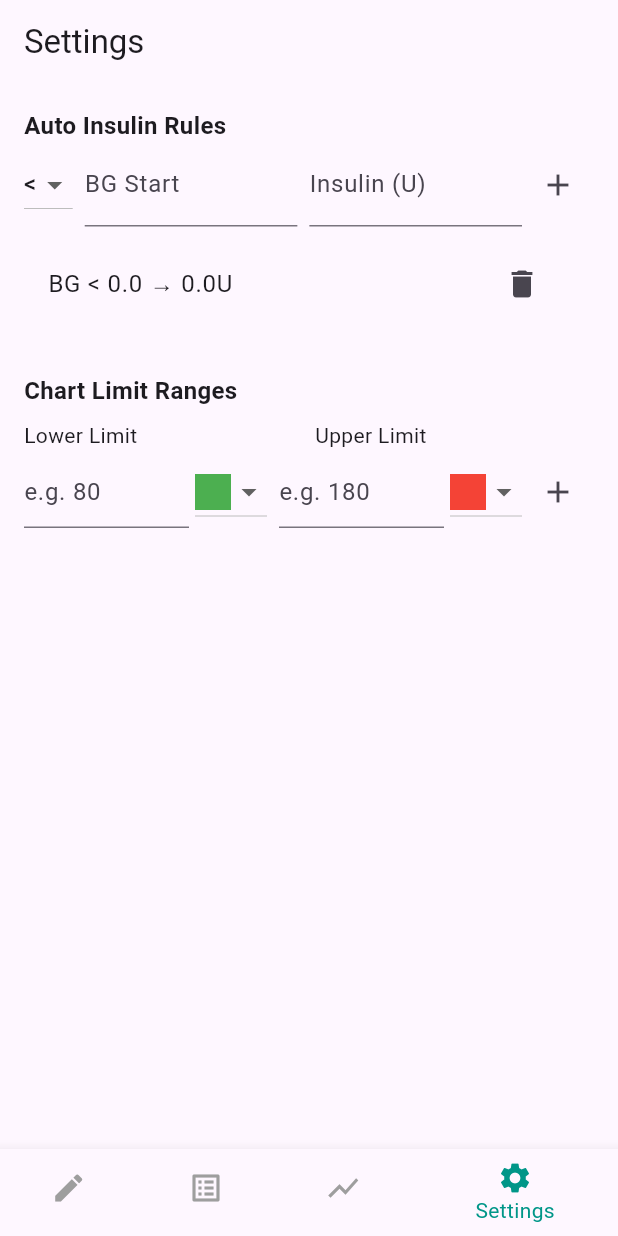
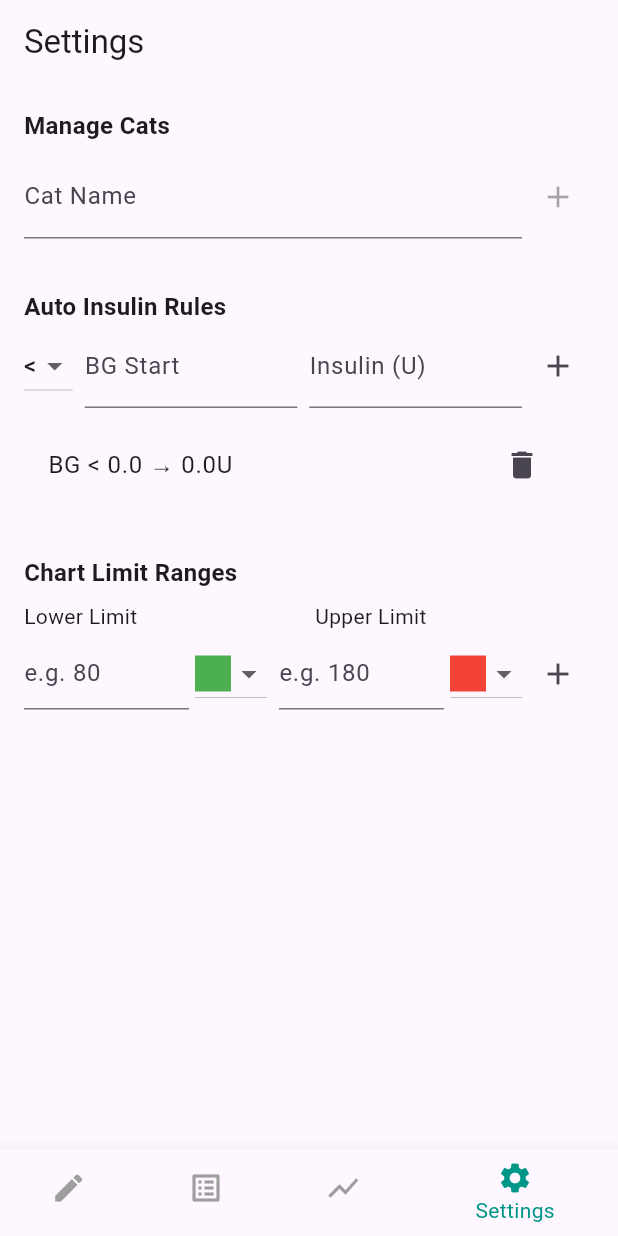
Before and after one commit to markcqhsu/cat_blood_tracker_0416_2, a Flutter app: the screen it shows after launch, item 4 of the bottom bar chosen, after a tap on the "add" icon, on a phone screen of 412 x 824 dp. Run offline on Flutter 3.47's test engine with Material 3 defaults, Android fonts, the phone set to English and light mode, and no system bars; our stand-ins replace fl_chart; accounts and stored records are empty.

Commit message:
增加貓咪選擇功能

```diff
--- a/lib/main.dart
+++ b/lib/main.dart
@@ -3,7 +3,7 @@ import 'package:provider/provider.dart';
 import 'app.dart';
 import 'providers/entry_provider.dart';
 import 'providers/settings_provider.dart';
-// import 'package:cat_blood_tracker_0416/providers/settings_provider.dart';
+import 'providers/cat_provider.dart';
 
 void main() {
   FlutterError.onError = (FlutterErrorDetails details) {
@@ -14,6 +14,7 @@ void main() {
   runApp(
     MultiProvider(
       providers: [
+        ChangeNotifierProvider(create: (_) => CatProvider()),
         ChangeNotifierProvider(create: (_) => EntryProvider()),
         ChangeNotifierProvider(create: (_) => SettingsProvider()),
       ],
--- a/lib/models/glucose_entry.dart
+++ b/lib/models/glucose_entry.dart
@@ -6,6 +6,7 @@ class GlucoseEntry {
   final int bloodGlucose;
   final double insulinDose;
   final double? weight;
+  final String catID;
 
   GlucoseEntry({
     String? id,
@@ -13,6 +14,7 @@ class GlucoseEntry {
     required this.bloodGlucose,
     required this.insulinDose,
     this.weight,
+    required this.catID,
   }) : id = id ?? const Uuid().v4();
 
   factory GlucoseEntry.fromJson(Map<String, dynamic> json) {
@@ -22,6 +24,7 @@ class GlucoseEntry {
       bloodGlucose: json['bloodGlucose'],
       insulinDose: json['insulinDose'].toDouble(),
       weight: json['weight'] != null ? (json['weight'] as num).toDouble() : null,
+      catID: json['catID'],
     );
   }
 
@@ -32,6 +35,7 @@ class GlucoseEntry {
       'bloodGlucose': bloodGlucose,
       'insulinDose': insulinDose,
       'weight': weight,
+      'catID': catID,
     };
   }
 }
--- /dev/null
+++ b/lib/providers/cat_provider.dart
@@ -0,0 +1,48 @@
+import 'package:flutter/material.dart';
+import 'package:uuid/uuid.dart';
+
+class CatProfile {
+  final String id;
+  final String name;
+  final double? weight;
+  final String? breed;
+
+  CatProfile({
+    required this.id,
+    required this.name,
+    this.weight,
+    this.breed,
+  });
+}
+
+class CatProvider extends ChangeNotifier {
+  final List<CatProfile> _cats = [];
+  CatProfile? _selectedCat;
+
+  List<CatProfile> get cats => _cats;
+  CatProfile? get selectedCat => _selectedCat;
+
+  void addCat(String name, {double? weight, String? breed}) {
+    final newCat = CatProfile(
+      id: const Uuid().v4(),
+      name: name,
+      weight: weight,
+      breed: breed,
+    );
+    _cats.add(newCat);
+    notifyListeners();
+  }
+
+  void selectCat(CatProfile cat) {
+    _selectedCat = cat;
+    notifyListeners();
+  }
+
+  void removeCat(CatProfile cat) {
+    _cats.remove(cat);
+    if (_selectedCat?.id == cat.id) {
+      _selectedCat = null;
+    }
+    notifyListeners();
+  }
+}
--- a/lib/screens/entry/entry_screen.dart
+++ b/lib/screens/entry/entry_screen.dart
@@ -5,6 +5,7 @@ import 'package:provider/provider.dart';
 import '../../models/glucose_entry.dart';
 import '../../providers/entry_provider.dart';
 import '../../providers/settings_provider.dart';
+import '../../providers/cat_provider.dart';
 
 class EntryScreen extends StatefulWidget {
   final GlucoseEntry? entryToEdit;
@@ -61,12 +62,16 @@ class _EntryScreenState extends State<EntryScreen> {
       final weight = double.tryParse(_weightController.text);
       if (bg == null) return;
 
+      final selectedCat = context.read<CatProvider>().selectedCat;
+      if (selectedCat == null) return;
+
       final entry = GlucoseEntry(
         id: _editingEntry?.id,
         dateTime: _selectedDateTime,
         bloodGlucose: bg,
         insulinDose: _insulinValue,
         weight: weight,
+        catID: selectedCat.id,
       );
 
       final provider = Provider.of<EntryProvider>(context, listen: false);
@@ -159,6 +164,10 @@ class _EntryScreenState extends State<EntryScreen> {
       context.watch<EntryProvider>().entries,
     )..sort((a, b) => b.dateTime.compareTo(a.dateTime));
 
+    final catProvider = context.watch<CatProvider>();
+    final selectedCat = catProvider.selectedCat;
+    final cats = catProvider.cats;
+
     return Scaffold(
       appBar: AppBar(
         title: _editingEntry != null ? const Text('Edit Entry') : null,
@@ -172,12 +181,36 @@ class _EntryScreenState extends State<EntryScreen> {
           padding: EdgeInsets.only(
             left: 16,
             right: 16,
-            top: screenHeight * 0.12,
+          top: 32,
             bottom: 32,
           ),
           child: Column(
             crossAxisAlignment: CrossAxisAlignment.start,
             children: [
+              const Center(
+                child: Text(
+                  'DM Tracker',
+                  style: TextStyle(
+                    fontSize: 22,
+                    fontWeight: FontWeight.bold,
+                  ),
+                ),
+              ),
+              SizedBox(height: 16),
+              DropdownButtonFormField<String>(
+                value: selectedCat?.id,
+                onChanged: (catId) {
+                  final selected = cats.firstWhere((cat) => cat.id == catId);
+                  context.read<CatProvider>().selectCat(selected);
+                },
+                decoration: const InputDecoration(labelText: 'Select Cat'),
+                items: cats.map((cat) => DropdownMenuItem(
+                  value: cat.id,
+                  child: Text(cat.name),
+                )).toList(),
+                validator: (value) => value == null || value.isEmpty ? 'Please select a cat' : null,
+              ),
+              const SizedBox(height: 12),
               Row(
                 mainAxisAlignment: MainAxisAlignment.spaceBetween,
                 children: [
--- a/lib/screens/settings/settings_screen.dart
+++ b/lib/screens/settings/settings_screen.dart
@@ -1,6 +1,7 @@
 import 'package:flutter/material.dart';
 import 'package:provider/provider.dart';
 import '../../providers/settings_provider.dart';
+import '../../providers/cat_provider.dart';
 
 class SettingsScreen extends StatefulWidget {
   const SettingsScreen({super.key});
@@ -14,6 +15,7 @@ class _SettingsScreenState extends State<SettingsScreen> {
   double _bgEnd = 0;
   double _insulinAmount = 0;
   String _comparison = '<';
+  String _newCatName = '';
 
   List<Map<String, dynamic>> _limitRanges = [];
 
@@ -69,6 +71,34 @@ class _SettingsScreenState extends State<SettingsScreen> {
         child: Column(
           crossAxisAlignment: CrossAxisAlignment.start,
           children: [
+            const Text('Manage Cats', style: TextStyle(fontSize: 16, fontWeight: FontWeight.bold)),
+            const SizedBox(height: 8),
+            Row(
+              children: [
+                Expanded(
+                  child: TextField(
+                    decoration: const InputDecoration(labelText: 'Cat Name'),
+                    onChanged: (val) => setState(() => _newCatName = val),
+                  ),
+                ),
+                IconButton(
+                  onPressed: _newCatName.trim().isEmpty ? null : () {
+                    context.read<CatProvider>().addCat(_newCatName.trim());
+                    setState(() => _newCatName = '');
+                  },
+                  icon: const Icon(Icons.add),
+                ),
+              ],
+            ),
+            const SizedBox(height: 10),
+            ...context.watch<CatProvider>().cats.map((cat) => ListTile(
+              title: Text(cat.name),
+              trailing: IconButton(
+                icon: const Icon(Icons.delete),
+                onPressed: () => context.read<CatProvider>().removeCat(cat),
+              ),
+            )),
+            const SizedBox(height: 24),
             const Text('Auto Insulin Rules', style: TextStyle(fontSize: 16, fontWeight: FontWeight.bold)),
             Row(
               children: [
```
